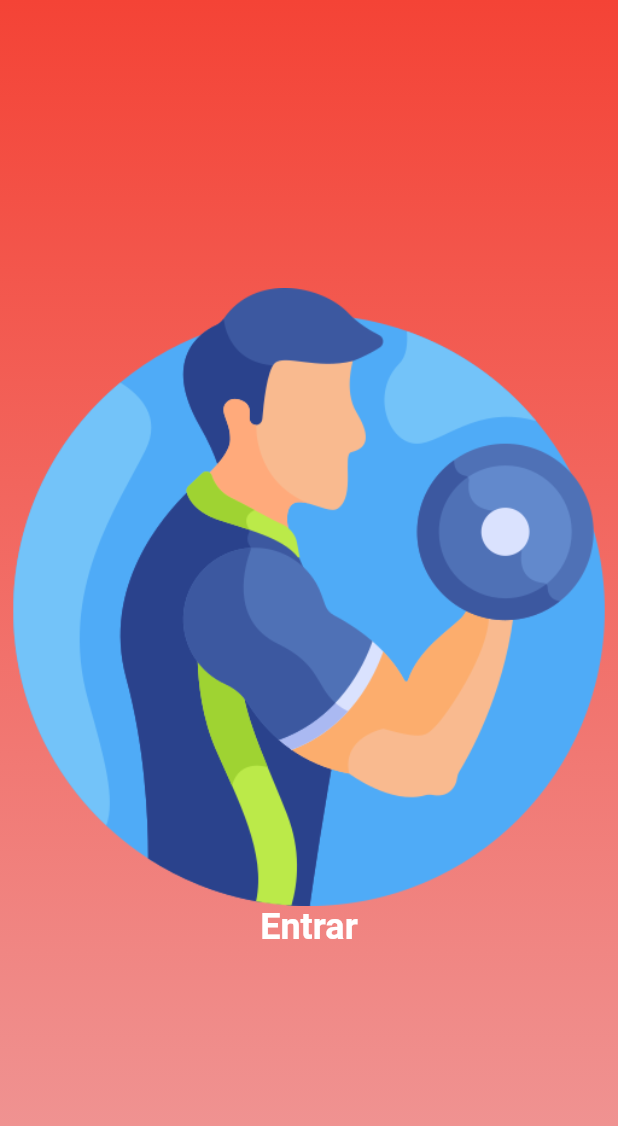
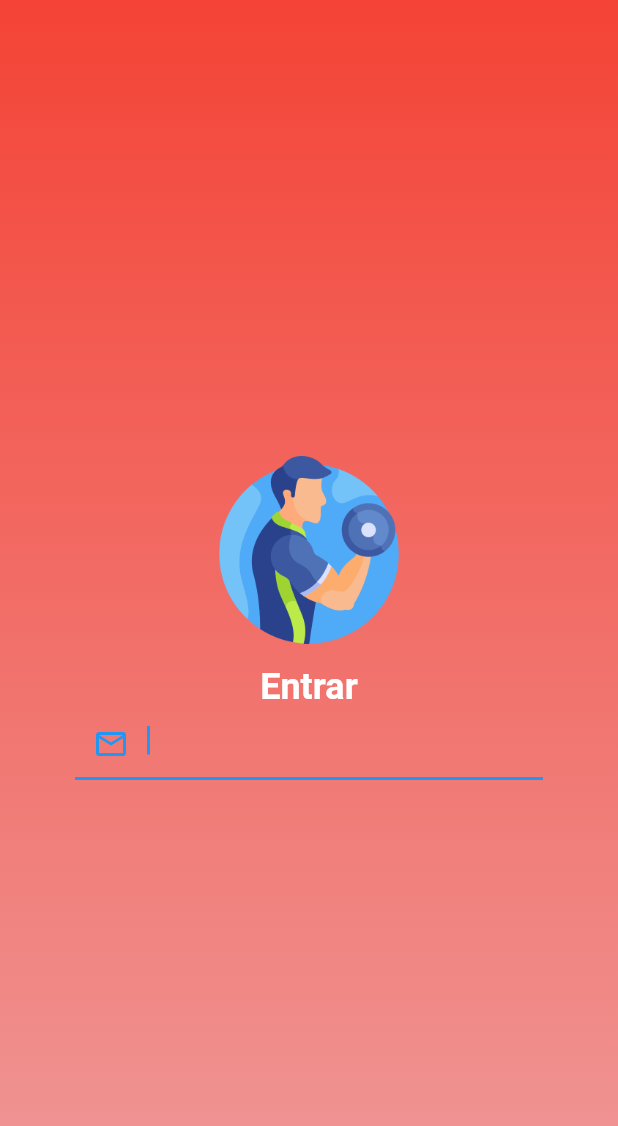
Before and after one commit to Guilherme-tr/Gym-App, a Flutter app: the screen it shows after launch, on a phone screen of 412 x 824 dp. Shown: the top 1126 px of the screen. Run offline on Flutter 3.47's test engine with Material 2 defaults, Android fonts, the phone set to English and light mode, and no system bars.

Commit message:
commit form login

```diff
--- a/lib/screens/login_screen.dart
+++ b/lib/screens/login_screen.dart
@@ -14,6 +14,7 @@ class _LoginScreenState extends State<LoginScreen> {
   Widget build(BuildContext context) {
     return Scaffold(
       body: Container(
+        padding: EdgeInsets.symmetric(horizontal: 50),
         decoration: BoxDecoration(
             gradient: LinearGradient(
                 begin: Alignment.topCenter,
@@ -21,7 +22,14 @@ class _LoginScreenState extends State<LoginScreen> {
                 colors: [topColor, bottomColor])),
         child: Column(
           children: [
-            Image.asset("assets/fitness.png"),
+            Image.asset(
+              "assets/fitness.png",
+              height: 125,
+            ),
+            Padding(
+                padding: EdgeInsets.only(
+              bottom: 15,
+            )),
             Text(
               "Entrar",
               textAlign: TextAlign.center,
@@ -29,6 +37,19 @@ class _LoginScreenState extends State<LoginScreen> {
                 color: Colors.white,
                 fontSize: 24,
                 fontWeight: FontWeight.bold,
+              ),
+            ),
+            Form(
+              child: Column(
+                children: [
+                  TextFormField(
+                    autofocus: true,
+                    decoration: InputDecoration(
+                        prefixIcon: Icon(
+                      Icons.mail_outline,
+                    )),
+                  )
+                ],
               ),
             )
           ],
```
